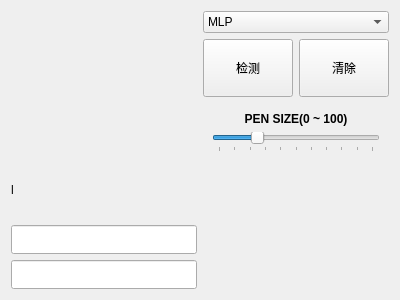
Above: CustomizedWidget.ui from Rayon0315/InkVision before the change. Below: the same form after it.
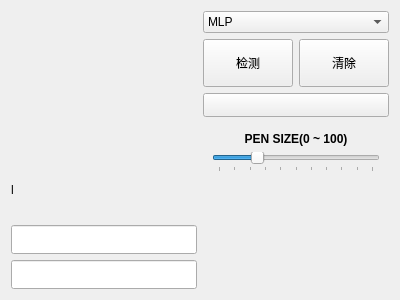
That is the form after the change. Custom widgets are drawn as their Qt base class.

Patch:
```diff
--- a/CustomizedWidget.ui
+++ b/CustomizedWidget.ui
@@ -61,7 +61,7 @@
     </layout>
    </item>
    <item>
-    <layout class="QVBoxLayout" name="verticalLayout" stretch="1,2,1,2,2">
+    <layout class="QVBoxLayout" name="verticalLayout" stretch="1,2,1,1,2,2">
      <item>
       <widget class="QComboBox" name="BoxModelChoice">
        <item>
@@ -116,6 +116,19 @@
        </item>
       </layout>
      </item>
+     <item>
+      <widget class="QPushButton" name="btnEraser">
+       <property name="sizePolicy">
+        <sizepolicy hsizetype="Expanding" vsizetype="Expanding">
+         <horstretch>0</horstretch>
+         <verstretch>0</verstretch>
+        </sizepolicy>
+       </property>
+       <property name="text">
+        <string/>
+       </property>
+      </widget>
+     </item>
      <item>
       <widget class="QWidget" name="widgetPenWidth" native="true">
        <layout class="QVBoxLayout" name="verticalLayout_2">
```
